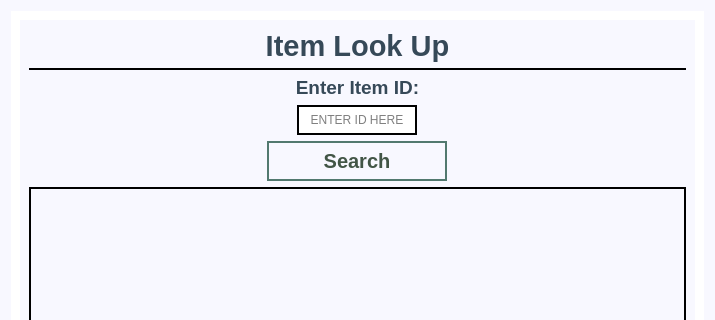
Old version of the form Order66Inventory/itemlookup.ui in the repository josephtrandev/COMS4103_Project; both pictures show x 0 to 715 and y 0 to 320 of the 715 by 461 pixel window.
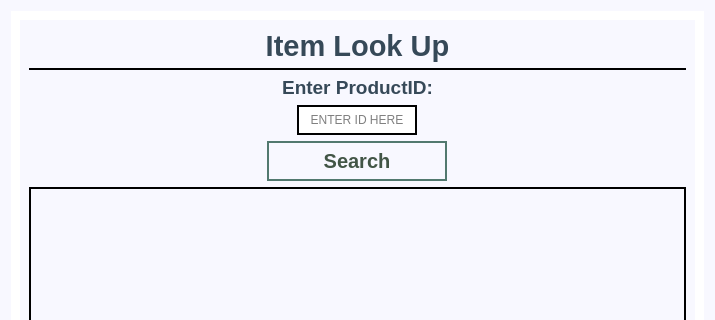
New version of the form.

Commit message: changed wording for consistency

```diff
--- a/Order66Inventory/itemlookup.ui
+++ b/Order66Inventory/itemlookup.ui
@@ -94,7 +94,7 @@
 	color: rgb(54, 73, 88);</string>
             </property>
             <property name="text">
-             <string>Enter Item ID:</string>
+             <string>Enter ProductID:</string>
             </property>
             <property name="alignment">
              <set>Qt::AlignCenter</set>
```
